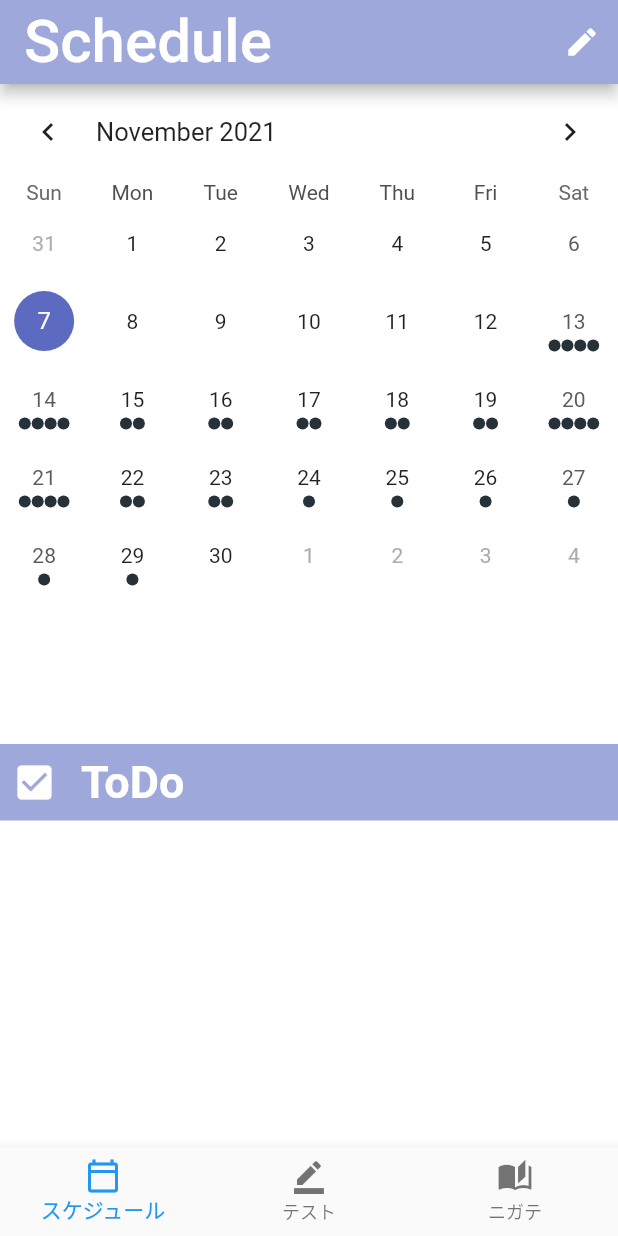
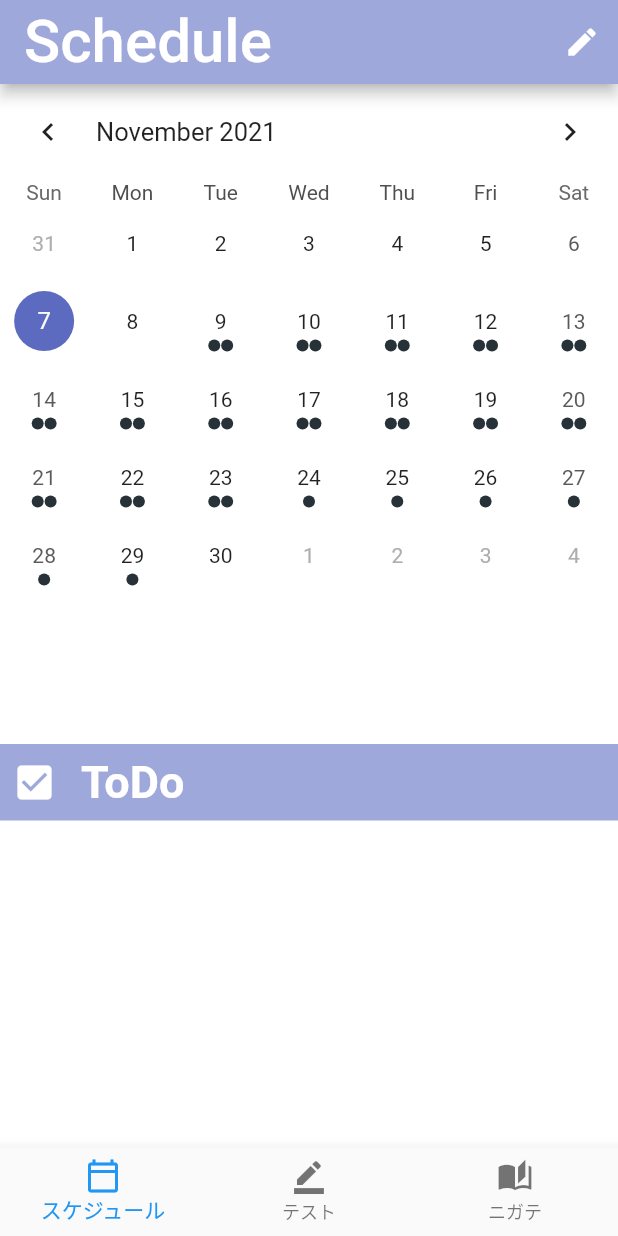
Before and after one commit to renpoto2/benesse1106team2, a Flutter app: the screen it shows after launch, on a phone screen of 412 x 824 dp. Run offline on Flutter 3.47's test engine with Material 2 defaults, Android fonts, the phone set to English and light mode, and no system bars; drawn by our look-alikes of table_calendar.

Commit message:
細い修正

```diff
--- a/lib/pages/schedulePage.dart
+++ b/lib/pages/schedulePage.dart
@@ -30,15 +30,19 @@ class _scheduleScreenState extends State<scheduleScreen> {
 
       //DateTime.now().add(Duration(days: 1)): ['Event A8', 'Event B8', 'Event C8', 'Event D8'],
       //DateTime.now().add(Duration(days: 3)): Set.from(['Event A9', 'Event A9', 'Event B9']).toList(),
-      DateTime.now().add(Duration(days: 6)): ['P30', 'P31','P32', 'P33'],
-      DateTime.now().add(Duration(days: 7)): ['P34', 'P35','P36','P37'],
-      DateTime.now().add(Duration(days: 8)): ['P38', 'P39'],
-      DateTime.now().add(Duration(days: 9)): ['P40', 'P41'],
-      DateTime.now().add(Duration(days: 10)): ['P42', 'P43'],
-      DateTime.now().add(Duration(days: 11)): ['P44', 'P45'],
-      DateTime.now().add(Duration(days: 12)): ['P46', 'P47'],
-      DateTime.now().add(Duration(days: 13)): ['P48', 'P49','P50','P51'],
-      DateTime.now().add(Duration(days: 14)): ['P52', 'P53','P54','P55'],
+      DateTime.now().add(Duration(days: 2)): ['P30', 'P31'],
+      DateTime.now().add(Duration(days: 3)): ['P32', 'P33'],
+      DateTime.now().add(Duration(days: 4)): ['P34','P35'],
+      DateTime.now().add(Duration(days: 5)): ['P36', 'P37'],
+      DateTime.now().add(Duration(days: 6)): ['P38', 'P39'],
+      DateTime.now().add(Duration(days: 7)): ['P40', 'P41'],
+      DateTime.now().add(Duration(days: 8)): ['P42', 'P43'],
+      DateTime.now().add(Duration(days: 9)): ['P44', 'P45'],
+      DateTime.now().add(Duration(days: 10)): ['P46', 'P47'],
+      DateTime.now().add(Duration(days: 11)): ['P48', 'P49'],
+      DateTime.now().add(Duration(days: 12)): ['P50','P51'],
+      DateTime.now().add(Duration(days: 13)): ['P52', 'P53'],
+      DateTime.now().add(Duration(days: 14)): ['P54','P55'],
       DateTime.now().add(Duration(days: 15)): ['P56', 'P57'],
       DateTime.now().add(Duration(days: 16)): ['P58', 'P59'],
       DateTime.now().add(Duration(days: 17)): ['予想テスト①'],
```
